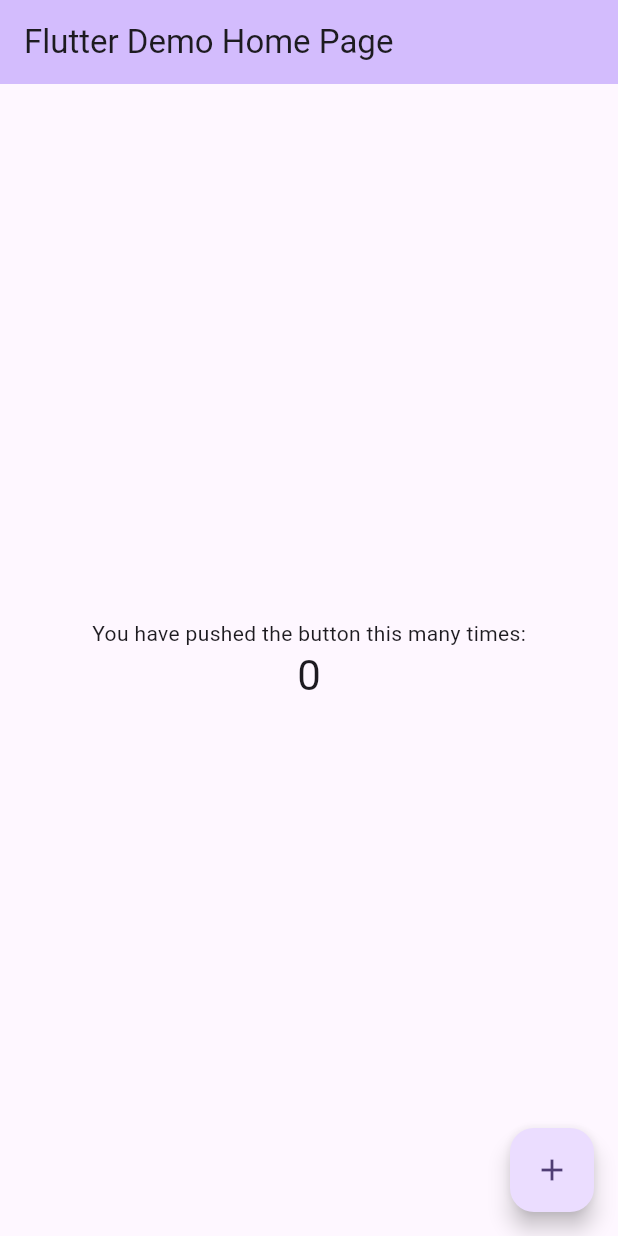
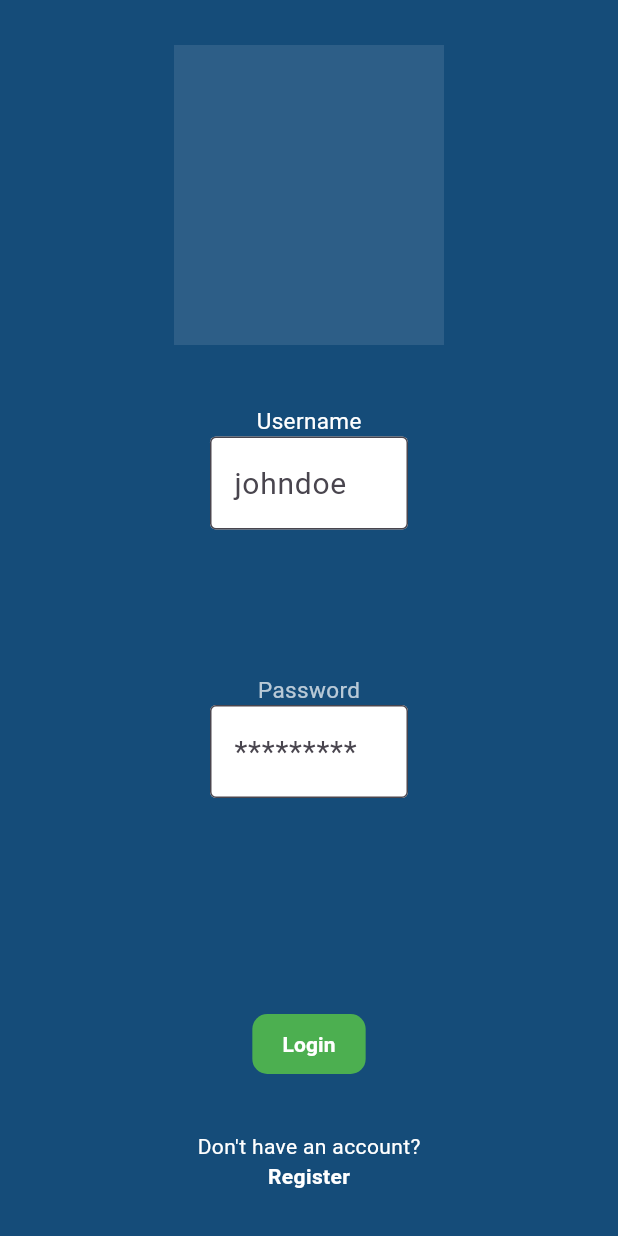
Before and after one commit to abhishekmahajan98/shems, a Flutter app: the screen it shows after launch, on a phone screen of 412 x 824 dp. Run offline on Flutter 3.47's test engine with Material 3 defaults, Android fonts, the light colour scheme and no system bars; our stand-ins replace get, shared_preferences.

Commit message:
Initial Code Push
- Basic Code setup
- Added Login Functionality
- Basic Get State Management

```diff
--- /dev/null
+++ b/lib/controllers/login_controller.dart
@@ -0,0 +1,83 @@
+import 'dart:convert';
+
+import 'package:flutter/material.dart';
+import 'package:get/get.dart';
+import 'package:http/http.dart' as http;
+import 'package:shared_preferences/shared_preferences.dart';
+import 'package:shems/model/login/login.dart';
+import 'package:shems/utils/api_endpoints.dart';
+
+class LoginController extends GetxController {
+  TextEditingController emailController = TextEditingController();
+  TextEditingController passwordController = TextEditingController();
+
+  final Future<SharedPreferences> _prefs = SharedPreferences.getInstance();
+
+  Future<void> loginWithEmail() async {
+    try {
+      var headers = {"Content-Type": "application/json"};
+      var body = {
+        "email": emailController.text.trim(),
+        "password": passwordController.text
+      };
+
+      var url =
+          Uri.parse(ApiEndPoints.baseUrl + ApiEndPoints.authEndPoints.loginUrl);
+
+      http.Response response =
+          await http.post(url, body: jsonEncode(body), headers: headers);
+
+      Login loggedInDetails = Login.fromJson(response.body);
+
+      if (response.statusCode == 200) {
+        if (loggedInDetails.code == 0) {
+          var token = loggedInDetails.data?.token;
+
+          final SharedPreferences? prefs = await _prefs;
+
+          await prefs?.setString("token", token!);
+
+          emailController.clear();
+          passwordController.clear();
+
+          //Goto Home
+          Get.to("");
+        } else {
+          showDialog(
+              context: Get.context!,
+              builder: (context) {
+                return SimpleDialog(
+                  title: const Text("Error"),
+                  contentPadding: const EdgeInsets.all(20),
+                  children: [
+                    Text(loggedInDetails.message ?? "Unknown error occured")
+                  ],
+                );
+              });
+        }
+      } else {
+        showDialog(
+            context: Get.context!,
+            builder: (context) {
+              return SimpleDialog(
+                title: const Text("Error"),
+                contentPadding: const EdgeInsets.all(20),
+                children: [
+                  Text(loggedInDetails.message ?? "Unknown error occured")
+                ],
+              );
+            });
+      }
+    } on Exception catch (e) {
+      showDialog(
+          context: Get.context!,
+          builder: (context) {
+            return SimpleDialog(
+              title: const Text("Error"),
+              contentPadding: const EdgeInsets.all(20),
+              children: [Text(e.toString())],
+            );
+          });
+    }
+  }
+}
--- a/lib/main.dart
+++ b/lib/main.dart
@@ -1,4 +1,6 @@
 import 'package:flutter/material.dart';
+import 'package:get/get.dart';
+import 'package:shems/views/screens/home_screen.dart';
 
 void main() {
   runApp(const MyApp());
@@ -7,119 +9,16 @@
 class MyApp extends StatelessWidget {
   const MyApp({super.key});
 
-  // This widget is the root of your application.
   @override
   Widget build(BuildContext context) {
-    return MaterialApp(
-      title: 'Flutter Demo',
+    return GetMaterialApp(
+      title: 'SHEMS',
       theme: ThemeData(
-        // This is the theme of your application.
-        //
-        // TRY THIS: Try running your application with "flutter run". You'll see
-        // the application has a purple toolbar. Then, without quitting the app,
-        // try changing the seedColor in the colorScheme below to Colors.green
-        // and then invoke "hot reload" (save your changes or press the "hot
-        // reload" button in a Flutter-supported IDE, or press "r" if you used
-        // the command line to start the app).
-        //
-        // Notice that the counter didn't reset back to zero; the application
-        // state is not lost during the reload. To reset the state, use hot
-        // restart instead.
-        //
-        // This works for code too, not just values: Most code changes can be
-        // tested with just a hot reload.
         colorScheme: ColorScheme.fromSeed(seedColor: Colors.deepPurple),
         useMaterial3: true,
       ),
-      home: const MyHomePage(title: 'Flutter Demo Home Page'),
+      home: HomeScreen(),
+      debugShowCheckedModeBanner: false,
     );
   }
 }
-
-class MyHomePage extends StatefulWidget {
-  const MyHomePage({super.key, required this.title});
-
-  // This widget is the home page of your application. It is stateful, meaning
-  // that it has a State object (defined below) that contains fields that affect
-  // how it looks.
-
-  // This class is the configuration for the state. It holds the values (in this
-  // case the title) provided by the parent (in this case the App widget) and
-  // used by the build method of the State. Fields in a Widget subclass are
-  // always marked "final".
-
-  final String title;
-
-  @override
-  State<MyHomePage> createState() => _MyHomePageState();
-}
-
-class _MyHomePageState extends State<MyHomePage> {
-  int _counter = 0;
-
-  void _incrementCounter() {
-    setState(() {
-      // This call to setState tells the Flutter framework that something has
-      // changed in this State, which causes it to rerun the build method below
-      // so that the display can reflect the updated values. If we changed
-      // _counter without calling setState(), then the build method would not be
-      // called again, and so nothing would appear to happen.
-      _counter++;
-    });
-  }
-
-  @override
-  Widget build(BuildContext context) {
-    // This method is rerun every time setState is called, for instance as done
-    // by the _incrementCounter method above.
-    //
-    // The Flutter framework has been optimized to make rerunning build methods
-    // fast, so that you can just rebuild anything that needs updating rather
-    // than having to individually change instances of widgets.
-    return Scaffold(
-      appBar: AppBar(
-        // TRY THIS: Try changing the color here to a specific color (to
-        // Colors.amber, perhaps?) and trigger a hot reload to see the AppBar
-        // change color while the other colors stay the same.
-        backgroundColor: Theme.of(context).colorScheme.inversePrimary,
-        // Here we take the value from the MyHomePage object that was created by
-        // the App.build method, and use it to set our appbar title.
-        title: Text(widget.title),
-      ),
-      body: Center(
-        // Center is a layout widget. It takes a single child and positions it
-        // in the middle of the parent.
-        child: Column(
-          // Column is also a layout widget. It takes a list of children and
-          // arranges them vertically. By default, it sizes itself to fit its
-          // children horizontally, and tries to be as tall as its parent.
-          //
-          // Column has various properties to control how it sizes itself and
-          // how it positions its children. Here we use mainAxisAlignment to
-          // center the children vertically; the main axis here is the vertical
-          // axis because Columns are vertical (the cross axis would be
-          // horizontal).
-          //
-          // TRY THIS: Invoke "debug painting" (choose the "Toggle Debug Paint"
-          // action in the IDE, or press "p" in the console), to see the
-          // wireframe for each widget.
-          mainAxisAlignment: MainAxisAlignment.center,
-          children: <Widget>[
-            const Text(
-              'You have pushed the button this many times:',
-            ),
-            Text(
-              '$_counter',
-              style: Theme.of(context).textTheme.headlineMedium,
-            ),
-          ],
-        ),
-      ),
-      floatingActionButton: FloatingActionButton(
-        onPressed: _incrementCounter,
-        tooltip: 'Increment',
-        child: const Icon(Icons.add),
-      ), // This trailing comma makes auto-formatting nicer for build methods.
-    );
-  }
-}
--- /dev/null
+++ b/lib/model/login/data.dart
@@ -0,0 +1,39 @@
+import 'dart:convert';
+
+class Data {
+  String? id;
+  int? id_;
+  String? name;
+  String? email;
+  String? token;
+
+  Data({this.id, this.id_, this.name, this.email, this.token});
+
+  factory Data.fromMap(Map<String, dynamic> data) => Data(
+        id: data['\$id'] as String?,
+        id_: data['Id'] as int?,
+        name: data['Name'] as String?,
+        email: data['Email'] as String?,
+        token: data['Token'] as String?,
+      );
+
+  Map<String, dynamic> toMap() => {
+        '\$id': id,
+        'Id': id_,
+        'Name': name,
+        'Email': email,
+        'Token': token,
+      };
+
+  /// `dart:convert`
+  ///
+  /// Parses the string and returns the resulting Json object as [Data].
+  factory Data.fromJson(String data) {
+    return Data.fromMap(json.decode(data) as Map<String, dynamic>);
+  }
+
+  /// `dart:convert`
+  ///
+  /// Converts [Data] to a JSON string.
+  String toJson() => json.encode(toMap());
+}
--- /dev/null
+++ b/lib/model/login/login.dart
@@ -0,0 +1,40 @@
+import 'dart:convert';
+
+import 'data.dart';
+
+class Login {
+  String? id;
+  int? code;
+  String? message;
+  Data? data;
+
+  Login({this.id, this.code, this.message, this.data});
+
+  factory Login.fromMap(Map<String, dynamic> data) => Login(
+        id: data['\$id'] as String?,
+        code: data['code'] as int?,
+        message: data['message'] as String?,
+        data: data['data'] == null
+            ? null
+            : Data.fromMap(data['data'] as Map<String, dynamic>),
+      );
+
+  Map<String, dynamic> toMap() => {
+        '\$id': id,
+        'code': code,
+        'message': message,
+        'data': data?.toMap(),
+      };
+
+  /// `dart:convert`
+  ///
+  /// Parses the string and returns the resulting Json object as [Login].
+  factory Login.fromJson(String data) {
+    return Login.fromMap(json.decode(data) as Map<String, dynamic>);
+  }
+
+  /// `dart:convert`
+  ///
+  /// Converts [Login] to a JSON string.
+  String toJson() => json.encode(toMap());
+}
--- /dev/null
+++ b/lib/utils/api_endpoints.dart
@@ -0,0 +1,12 @@
+// ignore_for_file: library_private_types_in_public_api
+
+class ApiEndPoints {
+  static const String baseUrl = 'http://restapi.adequateshop.com/api/';
+
+  static _AuthEndPoints authEndPoints = _AuthEndPoints();
+}
+
+class _AuthEndPoints {
+  final registerUrl = '';
+  final loginUrl = 'authaccount/login';
+}
--- /dev/null
+++ b/lib/views/screens/home_screen.dart
@@ -0,0 +1,20 @@
+import 'package:flutter/material.dart';
+import 'package:shems/views/screens/login_screen.dart';
+
+class HomeScreen extends StatefulWidget {
+  HomeScreen({Key? key}) : super(key: key);
+
+  @override
+  State<HomeScreen> createState() => _HomeScreenState();
+}
+
+class _HomeScreenState extends State<HomeScreen> {
+  @override
+  Widget build(BuildContext context) {
+    return const LoginScreen();
+  }
+}
+
+// Obx(() => globalController.checkLoading().isTrue
+//             ? const Center(child: CircularProgressIndicator())
+//             : HeaderWidget()))
--- /dev/null
+++ b/lib/views/screens/login_screen.dart
@@ -0,0 +1,275 @@
+import 'package:flutter/material.dart';
+import 'package:get/get.dart';
+import 'package:shems/controllers/login_controller.dart';
+import 'package:shems/views/screens/register_screen.dart';
+
+class LoginScreen extends StatefulWidget {
+  const LoginScreen({super.key});
+
+  @override
+  State<LoginScreen> createState() => _LoginScreenState();
+}
+
+class _LoginScreenState extends State<LoginScreen> {
+  @override
+  Widget build(BuildContext context) {
+    final LoginController loginController = Get.put(LoginController());
+
+    var isLoggedIn = false.obs;
+
+    return Scaffold(
+      backgroundColor: Color(0xff154C79),
+      // appBar: AppBar(
+      //   backgroundColor: Theme.of(context).colorScheme.inversePrimary,
+      //   title: const Text('SSMS Main Login Page'),
+      // ),
+      body: SafeArea(
+        child: CustomScrollView(
+          slivers: [
+            SliverFillRemaining(
+              hasScrollBody: false,
+              child: Padding(
+                padding:
+                    const EdgeInsets.symmetric(vertical: 30, horizontal: 80),
+                child: Obx(
+                  () => isLoggedIn.isFalse
+                      ? Column(
+                          children: [
+                            Container(
+                              alignment: Alignment.center,
+                              child: Container(
+                                height: 200,
+                                width: 180,
+                                color: Colors.white10,
+                              ),
+                            ),
+                            const SizedBox(height: 40),
+                            Expanded(
+                              child: Padding(
+                                padding:
+                                    const EdgeInsets.symmetric(horizontal: 60),
+                                child: Column(
+                                  children: [
+                                    const Text(
+                                      "Username",
+                                      style: TextStyle(
+                                          fontSize: 15, color: Colors.white),
+                                    ),
+                                    const SizedBox(width: 30),
+                                    Expanded(
+                                      child: SizedBox(
+                                        height: 20,
+                                        width: 200,
+                                        child: TextField(
+                                          controller:
+                                              loginController.emailController,
+                                          style: const TextStyle(fontSize: 20),
+                                          decoration: const InputDecoration(
+                                              filled: true,
+                                              fillColor: Colors.white,
+                                              border: OutlineInputBorder(),
+                                              hintText: "johndoe"),
+                                        ),
+                                      ),
+                                    ),
+                                    const Text(
+                                      "Password",
+                                      style: TextStyle(
+                                          fontSize: 15, color: Colors.white70),
+                                    ),
+                                    const SizedBox(width: 30),
+                                    Expanded(
+                                      child: SizedBox(
+                                        height: 20,
+                                        width: 200,
+                                        child: TextField(
+                                          controller: loginController
+                                              .passwordController,
+                                          obscureText: true,
+                                          style: const TextStyle(fontSize: 20),
+                                          decoration: const InputDecoration(
+                                              filled: true,
+                                              fillColor: Colors.white,
+                                              border: OutlineInputBorder(),
+                                              hintText: "*********"),
+                                        ),
+                                      ),
+                                    ),
+                                  ],
+                                ),
+                              ),
+                            ),
+                            const SizedBox(height: 40),
+                            TextButton(
+                              onPressed: () => loginController.loginWithEmail(),
+                              child: Container(
+                                decoration: const BoxDecoration(
+                                  borderRadius:
+                                      BorderRadius.all(Radius.circular(10)),
+                                  color: Colors.green,
+                                ),
+                                padding: const EdgeInsets.symmetric(
+                                    horizontal: 20, vertical: 10),
+                                child: const Text(
+                                  "Login",
+                                  style: TextStyle(
+                                      fontWeight: FontWeight.w600,
+                                      color: Colors.white),
+                                ),
+                              ),
+                            ),
+                            const SizedBox(height: 30),
+                            const Row(
+                              mainAxisAlignment: MainAxisAlignment.center,
+                              children: [
+                                Text(
+                                  "Don't have an account?",
+                                  style: TextStyle(color: Colors.white),
+                                )
+                              ],
+                            ),
+                            InkWell(
+                              onTap: () {
+                                Get.to(const RegisterScreen());
+                              },
+                              child: const Text(
+                                "Register",
+                                style: TextStyle(
+                                    fontWeight: FontWeight.w600,
+                                    color: Colors.white),
+                              ),
+                            ),
+                          ],
+                        )
+                      : Column(
+                          children: [
+                            Container(
+                              alignment: Alignment.center,
+                              child: Container(
+                                height: 200,
+                                width: 180,
+                                color: Colors.white10,
+                              ),
+                            ),
+                            const SizedBox(height: 40),
+                            const Expanded(
+                              child: Padding(
+                                padding: EdgeInsets.symmetric(horizontal: 60),
+                                child: Column(
+                                  children: [
+                                    Text(
+                                      "Name",
+                                      style: TextStyle(
+                                          fontSize: 15, color: Colors.white),
+                                    ),
+                                    SizedBox(width: 30),
+                                    Expanded(
+                                      child: SizedBox(
+                                        height: 20,
+                                        width: 200,
+                                        child: TextField(
+                                          style: TextStyle(fontSize: 20),
+                                          decoration: InputDecoration(
+                                              filled: true,
+                                              fillColor: Colors.white,
+                                              border: OutlineInputBorder(),
+                                              hintText: "John Doe"),
+                                        ),
+                                      ),
+                                    ),
+                                    Text(
+                                      "Username",
+                                      style: TextStyle(
+                                          fontSize: 15, color: Colors.white),
+                                    ),
+                                    SizedBox(width: 30),
+                                    Expanded(
+                                      child: SizedBox(
+                                        height: 20,
+                                        width: 200,
+                                        child: TextField(
+                                          style: TextStyle(fontSize: 20),
+                                          decoration: InputDecoration(
+                                              filled: true,
+                                              fillColor: Colors.white,
+                                              border: OutlineInputBorder(),
+                                              hintText: "johndoe"),
+                                        ),
+                                      ),
+                                    ),
+                                    Text(
+                                      "Password",
+                                      style: TextStyle(
+                                          fontSize: 15, color: Colors.white70),
+                                    ),
+                                    SizedBox(width: 30),
+                                    Expanded(
+                                      child: SizedBox(
+                                        height: 20,
+                                        width: 200,
+                                        child: TextField(
+                                          obscureText: true,
+                                          style: TextStyle(fontSize: 20),
+                                          decoration: InputDecoration(
+                                              filled: true,
+                                              fillColor: Colors.white,
+                                              border: OutlineInputBorder(),
+                                              hintText: "*********"),
+                                        ),
+                                      ),
+                                    ),
+                                  ],
+                                ),
+                              ),
+                            ),
+                            const SizedBox(height: 40),
+                            TextButton(
+                              onPressed: () {},
+                              child: Container(
+                                decoration: const BoxDecoration(
+                                  borderRadius:
+                                      BorderRadius.all(Radius.circular(10)),
+                                  color: Colors.green,
+                                ),
+                                padding: const EdgeInsets.symmetric(
+                                    horizontal: 20, vertical: 10),
+                                child: const Text(
+                                  "Register",
+                                  style: TextStyle(
+                                      fontWeight: FontWeight.w600,
+                                      color: Colors.white),
+                                ),
+                              ),
+                            ),
+                            const SizedBox(height: 30),
+                            const Row(
+                              mainAxisAlignment: MainAxisAlignment.center,
+                              children: [
+                                Text(
+                                  "Already have an account?",
+                                  style: TextStyle(color: Colors.white),
+                                )
+                              ],
+                            ),
+                            InkWell(
+                              onTap: () {
+                                isLoggedIn = false.obs;
+                              },
+                              child: const Text(
+                                "Login",
+                                style: TextStyle(
+                                    fontWeight: FontWeight.w600,
+                                    color: Colors.white),
+                              ),
+                            ),
+                          ],
+                        ),
+                ),
+              ),
+            ),
+          ],
+        ),
+      ),
+    );
+  }
+}
--- /dev/null
+++ b/lib/views/screens/register_screen.dart
@@ -0,0 +1,25 @@
+import 'package:flutter/material.dart';
+
+class RegisterScreen extends StatefulWidget {
+  const RegisterScreen({super.key});
+
+  @override
+  State<RegisterScreen> createState() => _RegisterScreenState();
+}
+
+class _RegisterScreenState extends State<RegisterScreen> {
+  @override
+  Widget build(BuildContext context) {
+    return const Scaffold(
+      backgroundColor: Color(0xff154C79),
+      // appBar: AppBar(
+      //   backgroundColor: Theme.of(context).colorScheme.inversePrimary,
+      //   title: const Text('SSMS Main Login Page'),
+      // ),
+      body: Text(
+        "Register Screen",
+        style: TextStyle(fontWeight: FontWeight.w600, color: Colors.white),
+      ),
+    );
+  }
+}
```
Also changed, not shown: pubspec.yaml (+10 -19 lines), lib/controllers/registration_controller.dart (added), pubspec.lock, 8 other files.
